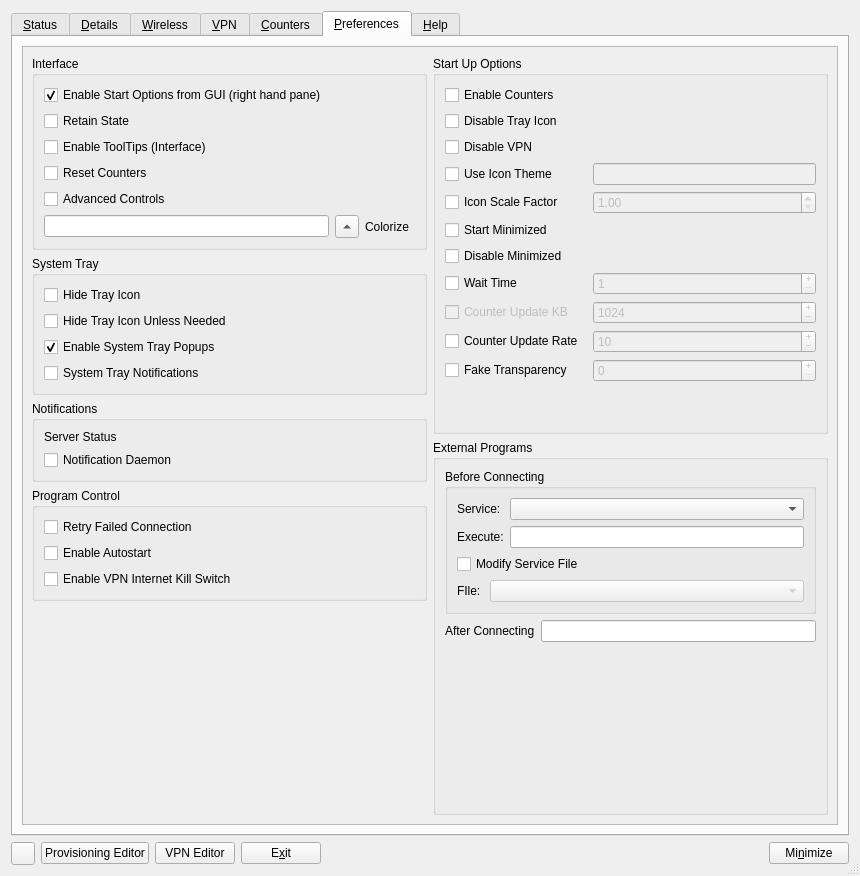
Before: the Qt Designer form apps/cmstapp/code/control_box/ui/controlbox.ui in andrew-bibb/cmst, drawn with Qt 5.
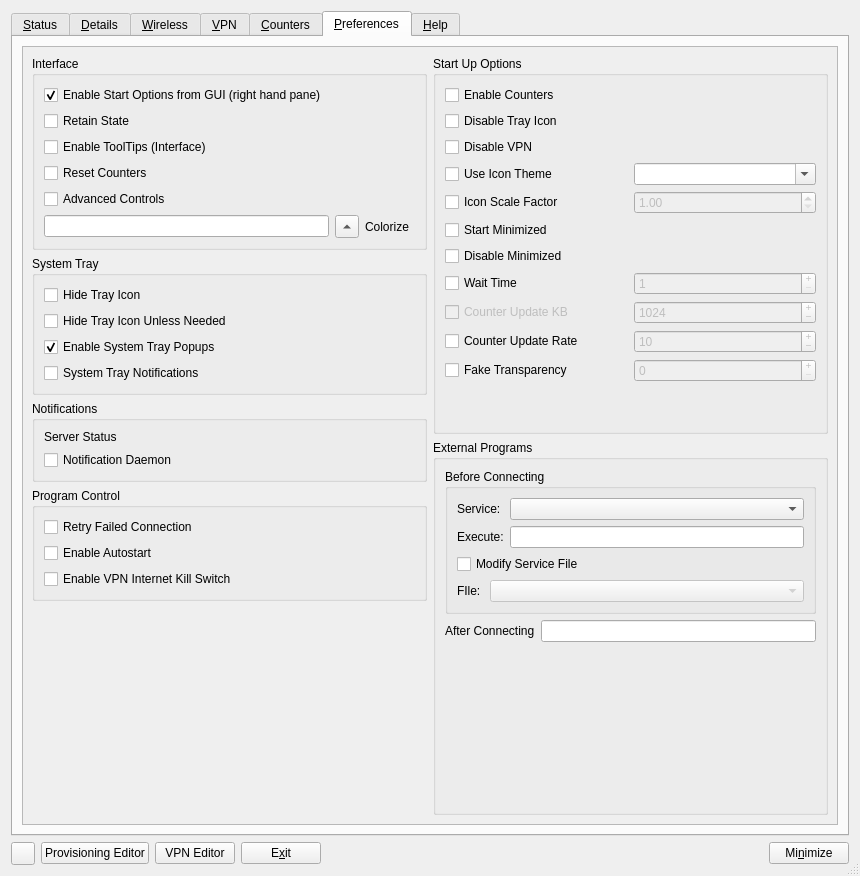
After: the same form once the commit is applied. The open tabs and pages were chosen to show the change.

Patch:
```diff
--- a/apps/cmstapp/code/control_box/ui/controlbox.ui
+++ b/apps/cmstapp/code/control_box/ui/controlbox.ui
@@ -1090,8 +1090,8 @@
            <rect>
             <x>0</x>
             <y>0</y>
-            <width>620</width>
-            <height>693</height>
+            <width>818</width>
+            <height>778</height>
            </rect>
           </property>
           <layout class="QHBoxLayout" name="horizontalLayout_4">
@@ -1609,19 +1609,6 @@
                   </property>
                  </widget>
                 </item>
-                <item row="3" column="1">
-                 <widget class="QLineEdit" name="lineEdit_icontheme">
-                  <property name="enabled">
-                   <bool>false</bool>
-                  </property>
-                  <property name="whatsThis">
-                   <string>&lt;html&gt;&lt;head/&gt;&lt;body&gt;&lt;p&gt;Icon theme to use. For this theme to be used it must be installed on your system. If the theme is not installed, or if you spell the name wrong CMST will fall back to using its internal icon set.&lt;/p&gt;&lt;p&gt;If this box is blank CMST will try and use the system wide icon theme (if one is defined).&lt;/p&gt;&lt;/body&gt;&lt;/html&gt;</string>
-                  </property>
-                  <property name="clearButtonEnabled">
-                   <bool>true</bool>
-                  </property>
-                 </widget>
-                </item>
                 <item row="8" column="0">
                  <widget class="QCheckBox" name="checkBox_waittime">
                   <property name="whatsThis">
@@ -1662,6 +1649,13 @@
                   </property>
                  </widget>
                 </item>
+                <item row="3" column="1">
+                 <widget class="QComboBox" name="comboBox_icontheme">
+                  <property name="editable">
+                   <bool>true</bool>
+                  </property>
+                 </widget>
+                </item>
                </layout>
               </widget>
              </item>
```
Left out of the diff: 66 changed lines with no effect on the pictures.
